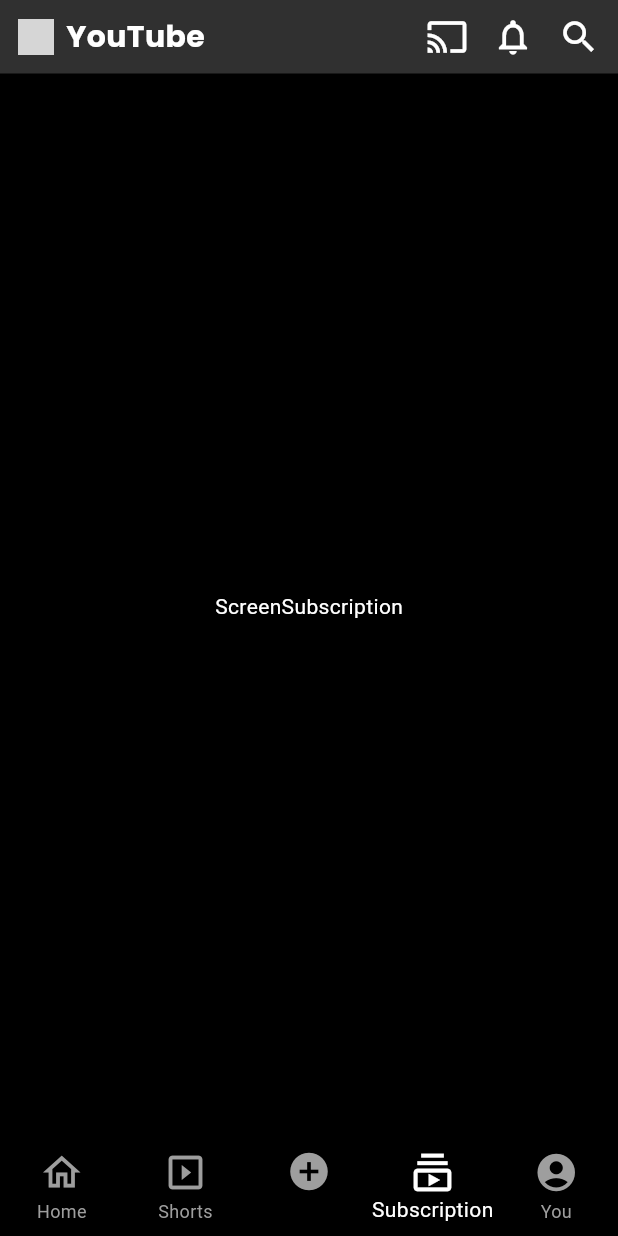
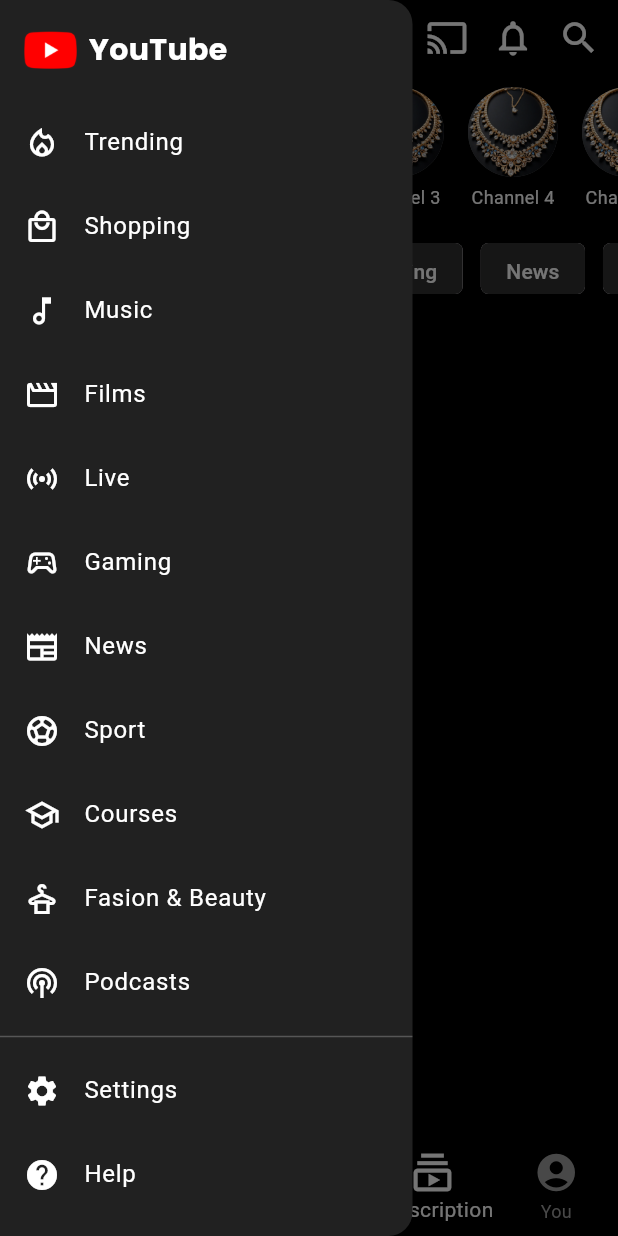
Before and after one commit to Nihal-Mohammed-V/YouTube-Clone, a Flutter app: the screen it shows after launch, item 4 of the bottom bar chosen, with the side drawer open (before the commit the screen has no drawer), on a phone screen of 412 x 824 dp. Run offline on Flutter 3.47's test engine with Material 3 defaults, Android fonts, the light colour scheme and no system bars; our stand-ins replace google_fonts; grey boxes are pictures that could not be loaded.

Commit message:
drawer added

```diff
--- a/lib/presentation/home/screen_home.dart
+++ b/lib/presentation/home/screen_home.dart
@@ -1,5 +1,5 @@
 import 'package:flutter/material.dart';
-import 'package:youtube_clone/presentation/home/widgets/custom_chip.dart';
+import 'package:youtube_clone/presentation/widgets/custom_chip.dart';
 import 'package:youtube_clone/presentation/widgets/appbar.dart';
 
 class ScreenHome extends StatelessWidget {
@@ -18,7 +18,10 @@
             scrollDirection: Axis.horizontal,
             child: Row(
               children: [
-                Container(
+                GestureDetector(
+                  onTap: () => Scaffold.of(context).openDrawer(),
+
+                  child: Container(
                     margin: const EdgeInsets.only(left: 12, right: 8),
                     padding: const EdgeInsets.symmetric(
                       horizontal: 12,
@@ -30,6 +33,7 @@
                     ),
                     child: Icon(Icons.explore, color: Colors.white),
                   ),
+                ),
                 YCustomChip(),
               ],
             ),
--- /dev/null
+++ b/lib/presentation/home/widgets/drawer.dart
@@ -0,0 +1,66 @@
+import 'package:flutter/material.dart';
+import 'package:google_fonts/google_fonts.dart';
+
+class YTDrawer extends StatelessWidget {
+  const YTDrawer({super.key});
+
+  @override
+  Widget build(BuildContext context) {
+    return SizedBox(
+      width: 275,
+      child: Drawer(
+        backgroundColor: Colors.grey[900],
+        child: ListView(
+          padding: EdgeInsets.zero,
+          children: [
+            SafeArea(
+              child: Padding(
+                padding: const EdgeInsets.all(16.0),
+                child: Row(
+                  children: [
+                    SizedBox(
+                      width: 35,
+                      height: 35,
+                      child: Image.asset('assets/images/youtube.png'),
+                    ),
+                    const SizedBox(width: 8),
+                    Text(
+                      'YouTube',
+                      style: GoogleFonts.poppins(
+                        fontSize: 20,
+                        fontWeight: FontWeight.bold,
+                        color: Colors.white,
+                      ),
+                    ),
+                  ],
+                ),
+              ),
+            ),
+            _buildDrawerItem(Icons.local_fire_department_outlined, 'Trending'),
+            _buildDrawerItem(Icons.local_mall_outlined, 'Shopping'),
+            _buildDrawerItem(Icons.music_note_outlined, 'Music'),
+            _buildDrawerItem(Icons.movie_outlined, 'Films'),
+            _buildDrawerItem(Icons.sensors, 'Live'),
+            _buildDrawerItem(Icons.sports_esports_outlined, 'Gaming'),
+            _buildDrawerItem(Icons.newspaper_outlined, 'News'),
+            _buildDrawerItem(Icons.sports_soccer_outlined, 'Sport'),
+            _buildDrawerItem(Icons.school_outlined, 'Courses'),
+            _buildDrawerItem(Icons.dry_cleaning_outlined, 'Fasion & Beauty'),
+            _buildDrawerItem(Icons.podcasts_outlined, 'Podcasts'),
+            const Divider(color: Colors.white24),
+            _buildDrawerItem(Icons.settings, 'Settings'),
+            _buildDrawerItem(Icons.help, 'Help'),
+          ],
+        ),
+      ),
+    );
+  }
+
+  Widget _buildDrawerItem(IconData icon, String title) {
+    return ListTile(
+      leading: Icon(icon, color: Colors.white),
+      title: Text(title, style: const TextStyle(color: Colors.white)),
+      onTap: () {},
+    );
+  }
+}
--- a/lib/presentation/main_page/screen_main_page.dart
+++ b/lib/presentation/main_page/screen_main_page.dart
@@ -1,5 +1,6 @@
 import 'package:flutter/material.dart';
 import 'package:youtube_clone/presentation/home/screen_home.dart';
+import 'package:youtube_clone/presentation/home/widgets/drawer.dart';
 import 'package:youtube_clone/presentation/main_page/widgets/bottom_nav.dart';
 import 'package:youtube_clone/presentation/profile/screen_profile.dart';
 import 'package:youtube_clone/presentation/shorts/screen_short.dart';
@@ -18,6 +19,7 @@
   @override
   Widget build(BuildContext context) {
     return Scaffold(
+      drawer: YTDrawer(),
       body: SafeArea(
         child: ValueListenableBuilder(
           valueListenable: indexChangeNotifier,
--- a/lib/presentation/subscription/screen_subscription.dart
+++ b/lib/presentation/subscription/screen_subscription.dart
@@ -1,5 +1,7 @@
 import 'package:flutter/material.dart';
+import 'package:youtube_clone/presentation/subscription/widgets/scrollable_avathar.dart';
 import 'package:youtube_clone/presentation/widgets/appbar.dart';
+import 'package:youtube_clone/presentation/widgets/custom_chip.dart';
 
 class ScreenSubscription extends StatelessWidget {
   const ScreenSubscription({super.key});
@@ -11,7 +13,7 @@
         preferredSize: Size.fromHeight(50),
         child: YAppBar(title: 'YouTube'),
       ),
-      body: Center(child: Text('ScreenSubscription')),
+      body: Column(children: [YAvatarList(), YCustomChip()]),
     );
   }
 }
--- /dev/null
+++ b/lib/presentation/subscription/widgets/scrollable_avathar.dart
@@ -0,0 +1,39 @@
+import 'package:flutter/material.dart';
+
+class YAvatarList extends StatelessWidget {
+  final List<String> channels = List.generate(20, (index) => 'Channel $index');
+
+  YAvatarList({super.key});
+
+  @override
+  Widget build(BuildContext context) {
+    return Container(
+      height: 104,
+      padding: const EdgeInsets.symmetric(vertical: 8),
+      child: ListView.builder(
+        scrollDirection: Axis.horizontal,
+        itemCount: channels.length,
+        itemBuilder: (context, index) {
+          return Padding(
+            padding: const EdgeInsets.symmetric(horizontal: 8),
+            child: Column(
+              children: [
+                CircleAvatar(
+                  radius: 30,
+                  backgroundColor: Colors.grey[700],
+                  backgroundImage: AssetImage('assets/images/avathar.jpg'),
+                ),
+                const SizedBox(height: 5),
+                Text(
+                  channels[index],
+                  style: const TextStyle(fontSize: 12, color: Colors.white),
+                  overflow: TextOverflow.ellipsis,
+                ),
+              ],
+            ),
+          );
+        },
+      ),
+    );
+  }
+}
--- a/lib/presentation/widgets/appbar.dart
+++ b/lib/presentation/widgets/appbar.dart
@@ -11,7 +11,7 @@
   Widget build(BuildContext context) {
     return Container(
       padding: const EdgeInsets.symmetric(horizontal: 12, vertical: 10),
-      color: Colors.grey[850],
+      color: Colors.black,
       child: SafeArea(
         bottom: false,
         child: Row(
@@ -19,12 +19,12 @@
           children: [
             Row(
               children: [
-                Image.network(
-                  'https://pngdownload.io/wp-content/uploads/2023/12/YouTube-Logo-PNG-Symbol-for-Video-Platform-Transparent-jpg.webp',
-                  height: 24,
-                  width: 24,
+                SizedBox(
+                  width: 35,
+                  height: 35,
+                  child: Image.asset('assets/images/youtube.png'),
                 ),
-                const SizedBox(width: 8),
+                SizedBox(width: 2),
                 Text(
                   title,
                   style: GoogleFonts.poppins(
--- a/lib/presentation/home/widgets/custom_chip.dart
+++ b/lib/presentation/widgets/custom_chip.dart
@@ -31,6 +31,7 @@
                     labelStyle: TextStyle(color: Colors.white),
                     shape: RoundedRectangleBorder(
                       borderRadius: BorderRadius.circular(5),
+                      side: BorderSide(color: Colors.transparent),
                     ),
                   ),
                 );
--- a/pubspec.yaml
+++ b/pubspec.yaml
@@ -18,3 +18,7 @@
 
 flutter:
   uses-material-design: true
+
+  assets:
+    - assets/images/
+    - assets/logos/
```
Also changed, not shown: assets/images/avathar.jpg (added), assets/images/youtube.png (added). Lines whose indentation alone changed are shown as unchanged.
